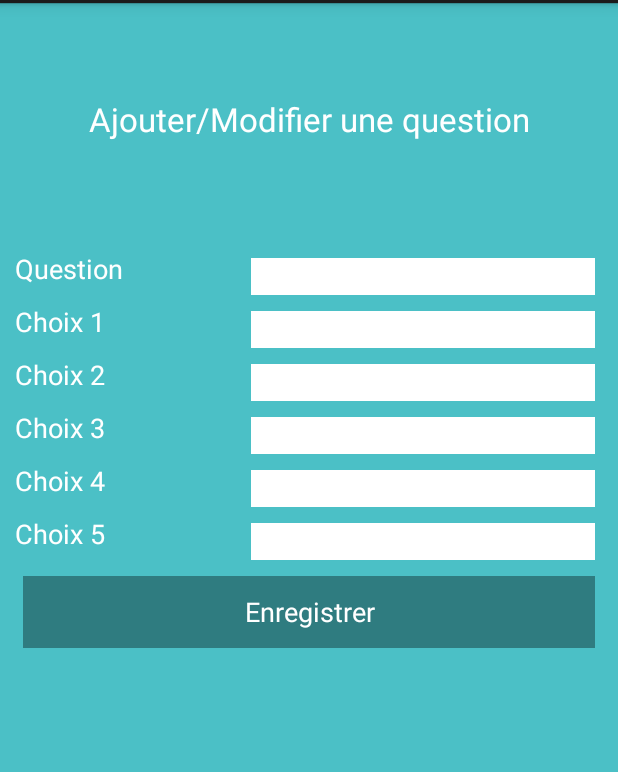
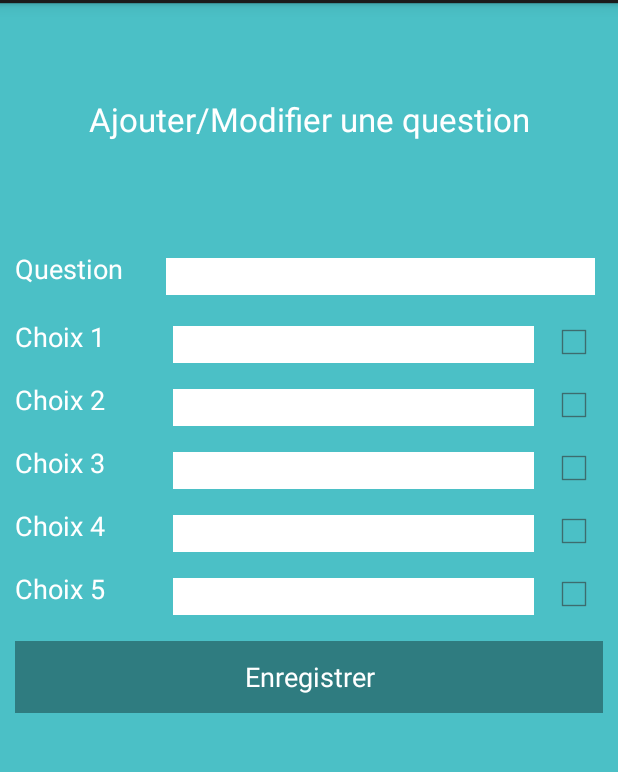
Before and after one commit to Mugiwaranojo/QCMPlus, an Android app: the MCQSaveActivity screen opened directly, with no data from a screen before it, after a tap on "Ajouter une question", on a phone screen of 412 x 824 dp, the part 69-841 px from its top. Run offline under Robolectric (Android 15) with nearby library versions, the phone set to English and light mode, and no system bars; libraries missing offline, so code that uses them is left out: com.parse; 3 statements that could not run were skipped.

Commit message:
Choix de la bonne réponse

```diff
--- a/QCMPlusAdmin/app/src/main/java/thomascorfield/fr/qcmplusadmin/Controllers/QuestionSaveActivity.java
+++ b/QCMPlusAdmin/app/src/main/java/thomascorfield/fr/qcmplusadmin/Controllers/QuestionSaveActivity.java
@@ -5,6 +5,7 @@ import android.content.Intent;
 import android.os.Bundle;
 import android.view.View;
 import android.widget.Button;
+import android.widget.CheckBox;
 import android.widget.EditText;
 import android.widget.Toast;
 
@@ -28,6 +29,12 @@ public class QuestionSaveActivity extends Activity implements IAPIServiceResultL
     private EditText editTextOption3;
     private EditText editTextOption4;
     private EditText editTextOption5;
+
+    private CheckBox checkBoxOption1;
+    private CheckBox checkBoxOption2;
+    private CheckBox checkBoxOption3;
+    private CheckBox checkBoxOption4;
+    private CheckBox checkBoxOption5;
 
     private Button questionSaveBtn;
 
@@ -54,6 +61,12 @@ public class QuestionSaveActivity extends Activity implements IAPIServiceResultL
         this.editTextOption4 = (EditText) findViewById(R.id.editTextOption4);
         this.editTextOption5 = (EditText) findViewById(R.id.editTextOption5);
 
+        this.checkBoxOption1 = (CheckBox) findViewById(R.id.checkBoxOption1);
+        this.checkBoxOption2 = (CheckBox) findViewById(R.id.checkBoxOption2);
+        this.checkBoxOption3 = (CheckBox) findViewById(R.id.checkBoxOption3);
+        this.checkBoxOption4 = (CheckBox) findViewById(R.id.checkBoxOption4);
+        this.checkBoxOption5 = (CheckBox) findViewById(R.id.checkBoxOption5);
+
         intentFromMCQ = getIntent();
         currentQuestion  = (Question) intentFromMCQ.getSerializableExtra("Question");
         currentMcq  = (MCQ) intentFromMCQ.getSerializableExtra("MCQ");
@@ -67,6 +80,12 @@ public class QuestionSaveActivity extends Activity implements IAPIServiceResultL
             this.editTextOption3.setText("");
             this.editTextOption4.setText("");
             this.editTextOption5.setText("");
+
+            this.checkBoxOption1.setChecked(false);
+            this.checkBoxOption2.setChecked(false);
+            this.checkBoxOption3.setChecked(false);
+            this.checkBoxOption4.setChecked(false);
+            this.checkBoxOption5.setChecked(false);
 
             currentQuestion = new Question();
 
@@ -94,6 +113,12 @@ public class QuestionSaveActivity extends Activity implements IAPIServiceResultL
             this.editTextOption3.setText(currentQuestion.getOptions().get(2).getStatement());
             this.editTextOption4.setText(currentQuestion.getOptions().get(3).getStatement());
             this.editTextOption5.setText(currentQuestion.getOptions().get(4).getStatement());
+
+            this.checkBoxOption1.setChecked(currentQuestion.getOptions().get(0).isChecked());
+            this.checkBoxOption2.setChecked(currentQuestion.getOptions().get(1).isChecked());
+            this.checkBoxOption3.setChecked(currentQuestion.getOptions().get(2).isChecked());
+            this.checkBoxOption4.setChecked(currentQuestion.getOptions().get(3).isChecked());
+            this.checkBoxOption5.setChecked(currentQuestion.getOptions().get(4).isChecked());
         }
 
         MCQServiceManager.getInstance(this).setQuestionListener(this);
@@ -112,6 +137,12 @@ public class QuestionSaveActivity extends Activity implements IAPIServiceResultL
                 currentQuestion.getOptions().get(3).setStatement(editTextOption4.getText().toString());
                 currentQuestion.getOptions().get(4).setStatement(editTextOption5.getText().toString());
 
+                currentQuestion.getOptions().get(0).setChecked(checkBoxOption1.isChecked());
+                currentQuestion.getOptions().get(1).setChecked(checkBoxOption2.isChecked());
+                currentQuestion.getOptions().get(2).setChecked(checkBoxOption3.isChecked());
+                currentQuestion.getOptions().get(3).setChecked(checkBoxOption4.isChecked());
+                currentQuestion.getOptions().get(4).setChecked(checkBoxOption5.isChecked());
+
                 MCQServiceManager.getInstance(getApplicationContext()).saveQuestion(currentQuestion, currentMcq);
             }
         });
--- a/QCMPlusAdmin/app/src/main/java/thomascorfield/fr/qcmplusadmin/Model/Question.java
+++ b/QCMPlusAdmin/app/src/main/java/thomascorfield/fr/qcmplusadmin/Model/Question.java
@@ -66,6 +66,8 @@ public class Question implements Serializable {
                     Option o = new Option();
                     o.setStatement("Option Test" + (j + 1));
 
+                    if (j == 2) o.setChecked(true);
+
                     options.add(j, o);
                 }
 
--- a/QCMPlusAdmin/app/src/main/res/layout/activity_question_save.xml
+++ b/QCMPlusAdmin/app/src/main/res/layout/activity_question_save.xml
@@ -22,6 +22,7 @@
 
         <LinearLayout
             android:orientation="horizontal"
+            android:layout_marginBottom="10dp"
             android:layout_width="match_parent"
             android:layout_height="wrap_content">
 
@@ -31,11 +32,11 @@
                 android:textColor="@android:color/white"
                 android:layout_height="wrap_content"
                 android:layout_width="0dp"
-                android:layout_weight="40"/>
+                android:layout_weight="25"/>
 
             <EditText
                 android:layout_width="0dp"
-                android:layout_weight="60"
+                android:layout_weight="75"
                 android:layout_margin="5dp"
                 android:paddingLeft="5dp"
                 android:paddingRight="5dp"
@@ -57,7 +58,7 @@
                 android:textColor="@android:color/white"
                 android:layout_height="wrap_content"
                 android:layout_width="0dp"
-                android:layout_weight="40"/>
+                android:layout_weight="25"/>
 
             <EditText
                 android:layout_width="0dp"
@@ -69,6 +70,21 @@
                 android:layout_height="wrap_content"
                 android:background="@android:color/white"
                 android:id="@+id/editTextOption1" />
+
+            <LinearLayout
+                android:layout_width="0dp"
+                android:layout_weight="10"
+                android:orientation="horizontal"
+                android:layout_height="wrap_content">
+
+                <CheckBox
+                    android:layout_marginLeft="5dp"
+                    android:layout_marginBottom="10dp"
+                    android:id="@+id/checkBoxOption1"
+                    android:layout_width="wrap_content"
+                    android:layout_height="wrap_content" />
+
+            </LinearLayout>
 
         </LinearLayout>
 
@@ -83,7 +99,7 @@
                 android:textColor="@android:color/white"
                 android:layout_height="wrap_content"
                 android:layout_width="0dp"
-                android:layout_weight="40"/>
+                android:layout_weight="25"/>
 
             <EditText
                 android:layout_width="0dp"
@@ -95,6 +111,21 @@
                 android:layout_height="wrap_content"
                 android:background="@android:color/white"
                 android:id="@+id/editTextOption2" />
+
+            <LinearLayout
+                android:layout_width="0dp"
+                android:layout_weight="10"
+                android:orientation="horizontal"
+                android:layout_height="wrap_content">
+
+                <CheckBox
+                    android:layout_marginLeft="5dp"
+                    android:layout_marginBottom="10dp"
+                    android:id="@+id/checkBoxOption2"
+                    android:layout_width="wrap_content"
+                    android:layout_height="wrap_content" />
+
+            </LinearLayout>
 
         </LinearLayout>
 
@@ -109,7 +140,7 @@
                 android:textColor="@android:color/white"
                 android:layout_height="wrap_content"
                 android:layout_width="0dp"
-                android:layout_weight="40"/>
+                android:layout_weight="25"/>
 
             <EditText
                 android:layout_width="0dp"
@@ -121,6 +152,21 @@
                 android:layout_height="wrap_content"
                 android:background="@android:color/white"
                 android:id="@+id/editTextOption3" />
+
+            <LinearLayout
+                android:layout_width="0dp"
+                android:layout_weight="10"
+                android:orientation="horizontal"
+                android:layout_height="wrap_content">
+
+                <CheckBox
+                    android:layout_marginLeft="5dp"
+                    android:layout_marginBottom="10dp"
+                    android:id="@+id/checkBoxOption3"
+                    android:layout_width="wrap_content"
+                    android:layout_height="wrap_content" />
+
+            </LinearLayout>
 
         </LinearLayout>
 
@@ -135,7 +181,7 @@
                 android:textColor="@android:color/white"
                 android:layout_height="wrap_content"
                 android:layout_width="0dp"
-                android:layout_weight="40"/>
+                android:layout_weight="25"/>
 
             <EditText
                 android:layout_width="0dp"
@@ -147,6 +193,21 @@
                 android:layout_height="wrap_content"
                 android:background="@android:color/white"
                 android:id="@+id/editTextOption4" />
+
+            <LinearLayout
+                android:layout_width="0dp"
+                android:layout_weight="10"
+                android:orientation="horizontal"
+                android:layout_height="wrap_content">
+
+                <CheckBox
+                    android:layout_marginLeft="5dp"
+                    android:layout_marginBottom="10dp"
+                    android:id="@+id/checkBoxOption4"
+                    android:layout_width="wrap_content"
+                    android:layout_height="wrap_content" />
+
+            </LinearLayout>
 
         </LinearLayout>
 
@@ -161,7 +222,7 @@
                 android:textColor="@android:color/white"
                 android:layout_height="wrap_content"
                 android:layout_width="0dp"
-                android:layout_weight="40"/>
+                android:layout_weight="25"/>
 
             <EditText
                 android:layout_width="0dp"
@@ -174,6 +235,21 @@
                 android:background="@android:color/white"
                 android:id="@+id/editTextOption5" />
 
+            <LinearLayout
+                android:layout_width="0dp"
+                android:layout_weight="10"
+                android:orientation="horizontal"
+                android:layout_height="wrap_content">
+
+                <CheckBox
+                    android:layout_marginLeft="5dp"
+                    android:layout_marginBottom="10dp"
+                    android:id="@+id/checkBoxOption5"
+                    android:layout_width="wrap_content"
+                    android:layout_height="wrap_content" />
+
+            </LinearLayout>
+
         </LinearLayout>
 
         <Button
@@ -184,7 +260,7 @@
             android:background="#2F7C80"
             android:text="@string/question_save_submit"
             android:padding="10dp"
-            android:layout_margin="5dp"
+            android:layout_marginTop="5dp"
             android:layout_gravity="center_horizontal" />
 
     </LinearLayout>
--- a/QCMPlusAdmin/app/src/main/res/values/strings.xml
+++ b/QCMPlusAdmin/app/src/main/res/values/strings.xml
@@ -42,5 +42,6 @@
     <string name="admin_title">Espace Administrateur</string>
     <string name="admin_user">Gestion des utilisateurs</string>
     <string name="admin_mcq">Gestion des questionnaires</string>
+    <string name="question_save_correct">Correct</string>
 
 </resources>
```
